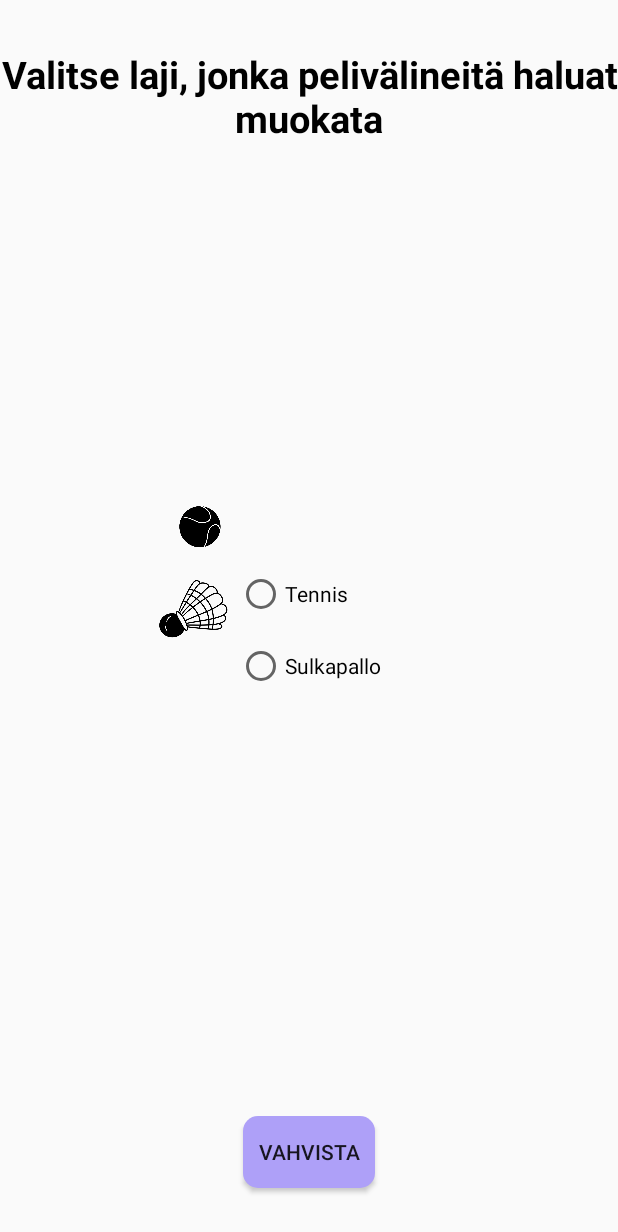
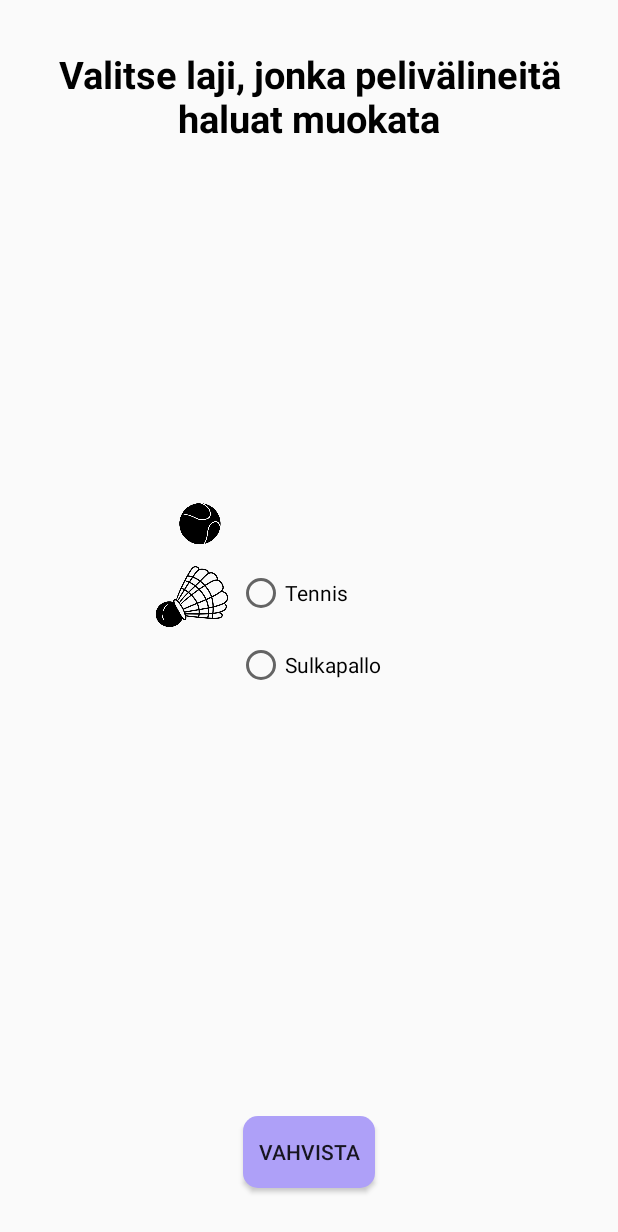
Before and after one commit to tleminen/Ohjelmistotuotanto1, an Android app built with Jetpack Compose: the fragment th_muokattava_lajiFragment placed in its activity, on a phone screen of 412 x 824 dp. Shown: the top 1232 px of the screen. Run offline under Robolectric (Android 15) with nearby library versions, the phone set to English and light mode, and no system bars.

Commit message:
loppuikkuna kuva lisays, loppuikkuna ja login tekstivarimuutoksia

```diff
--- a/app/src/main/res/layout/fragment_login.xml
+++ b/app/src/main/res/layout/fragment_login.xml
@@ -74,7 +74,7 @@
             android:layout_height="wrap_content"
             android:text="Kirjaudu sisään:"
             android:textAlignment="center"
-            android:textColor="@color/black"
+            android:textColor="#187C21"
             android:textSize="25sp"
             android:textStyle="bold"
             app:layout_constraintBottom_toTopOf="@+id/etSahkoposti"
@@ -90,7 +90,7 @@
             android:layout_height="wrap_content"
             android:text="Uusi käyttäjä?"
             android:textAlignment="center"
-            android:textColor="@color/black"
+            android:textColor="#187C21"
             android:textStyle="bold"
             app:layout_constraintBottom_toBottomOf="parent"
             app:layout_constraintEnd_toStartOf="@+id/btRekisteroidy"
--- a/app/src/main/res/layout/fragment_th_muokattava_laji.xml
+++ b/app/src/main/res/layout/fragment_th_muokattava_laji.xml
@@ -12,14 +12,14 @@
 
         <TextView
             android:id="@+id/tv_otsikko_th_muokattava_laji"
-            android:layout_width="wrap_content"
-            android:layout_height="wrap_content"
+            android:layout_width="381dp"
+            android:layout_height="62dp"
             android:layout_marginTop="32dp"
             android:text="@string/tv_otsikko_th_muokattava_laji"
+            android:textAlignment="center"
             android:textColor="@color/black"
             android:textSize="25sp"
             android:textStyle="bold"
-            android:textAlignment="center"
             app:layout_constraintEnd_toEndOf="parent"
             app:layout_constraintStart_toStartOf="parent"
             app:layout_constraintTop_toTopOf="parent" />
@@ -61,16 +61,6 @@
             app:layout_constraintStart_toStartOf="parent" />
 
         <ImageView
-            android:id="@+id/imageView"
-            android:layout_width="88dp"
-            android:layout_height="63dp"
-            android:layout_marginStart="84dp"
-            android:layout_marginTop="280dp"
-            android:src="@drawable/Sulkapallo"
-            app:layout_constraintStart_toStartOf="parent"
-            app:layout_constraintTop_toBottomOf="@+id/tv_otsikko_th_muokattava_laji" />
-
-        <ImageView
             android:id="@+id/imageView2"
             android:layout_width="104dp"
             android:layout_height="69dp"
@@ -80,5 +70,15 @@
             app:layout_constraintHorizontal_bias="0.56"
             app:layout_constraintStart_toStartOf="parent"
             app:layout_constraintTop_toBottomOf="@+id/tv_otsikko_th_muokattava_laji" />
+
+        <ImageView
+            android:id="@+id/imageView"
+            android:layout_width="86dp"
+            android:layout_height="67dp"
+            android:layout_marginTop="272dp"
+            android:layout_marginEnd="84dp"
+            android:src="@drawable/sulkapallo"
+            app:layout_constraintEnd_toEndOf="@+id/radioGroup2"
+            app:layout_constraintTop_toBottomOf="@+id/tv_otsikko_th_muokattava_laji" />
     </androidx.constraintlayout.widget.ConstraintLayout>
 </FrameLayout>
```
Also changed, not shown: app/src/main/res/layout/fragment_loppuikkuna.xml (+18 -5 lines), app/src/main/res/layout/fragment_pvm.xml (+11 -11 lines), app/src/main/res/layout/fragment_register.xml (+4 -4 lines), app/src/main/res/drawable/sulkapallo.png (renamed from app/src/main/res/drawable/Sulkapallo.png).
